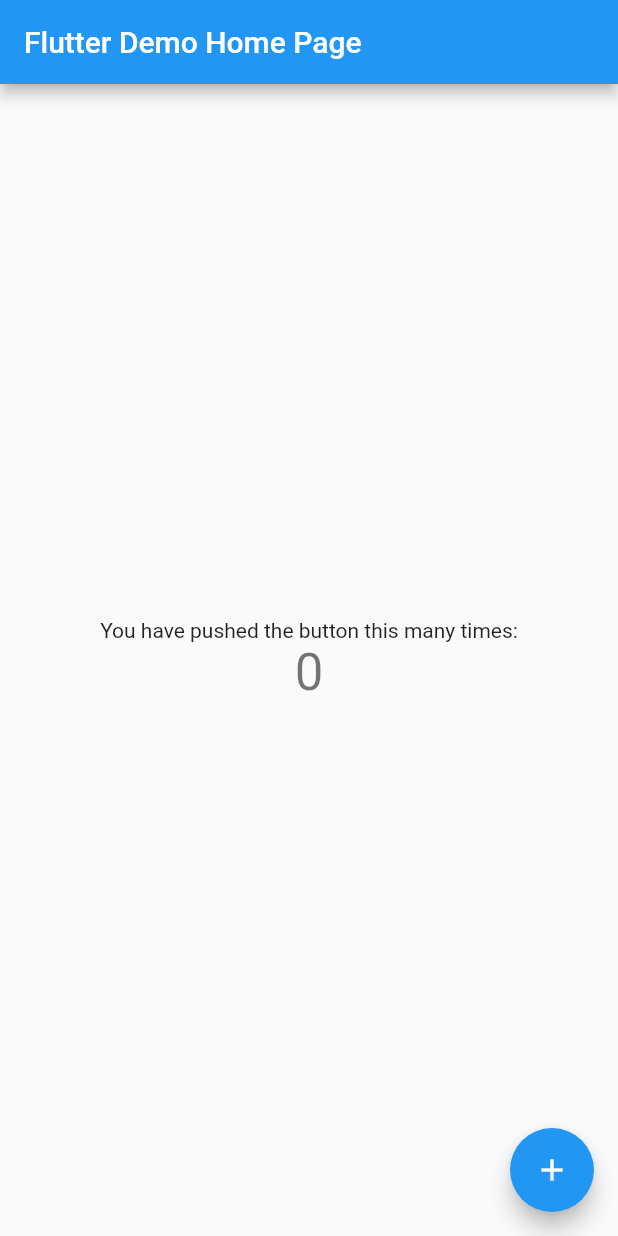
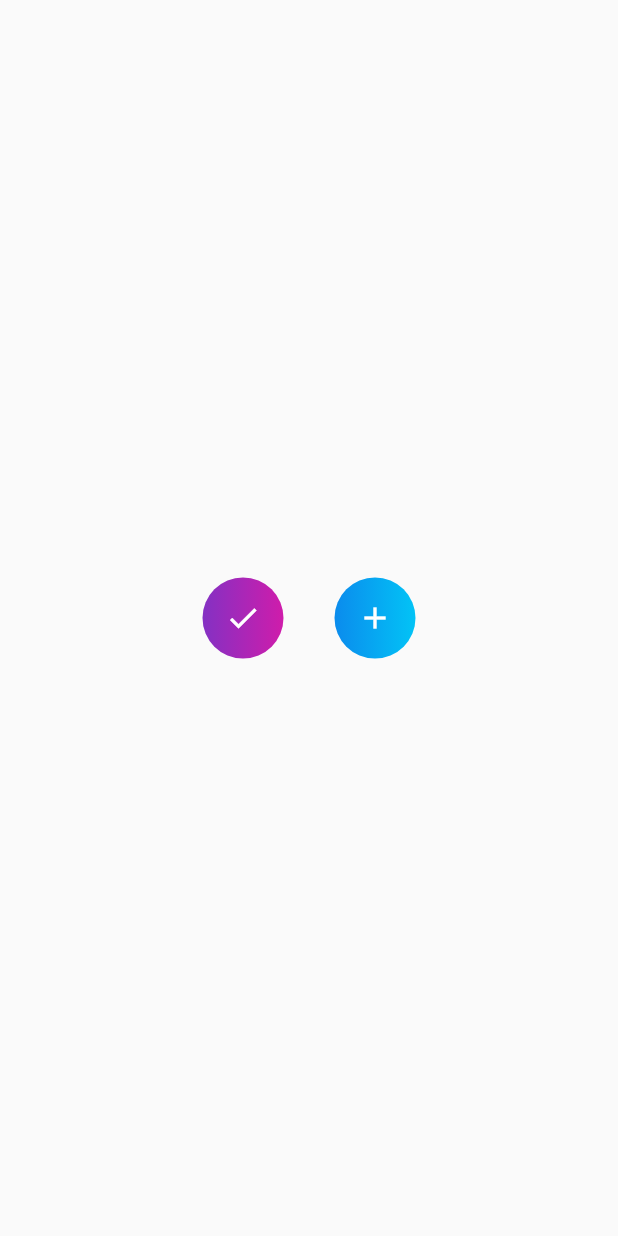
Before and after one commit to BashirYesufu/ToDo-Flutter, a Flutter app: the screen it shows after launch, on a phone screen of 412 x 824 dp. Run offline on Flutter 3.47's test engine with Material 2 defaults, Android fonts, the phone set to English and light mode, and no system bars.

Commit message:
Created a class for the gradient buttons

```diff
--- /dev/null
+++ b/kobo_todo_app/lib/gradient_button.dart
@@ -0,0 +1,34 @@
+import 'package:flutter/material.dart';
+
+class GradientButton extends StatelessWidget {
+  final Color color1;
+  final Color color2;
+  final IconData icon;
+  final Function()? action;
+  final double size;
+
+  const GradientButton({Key? key,
+    required this.color1,
+    required this.color2,
+    required this.icon,
+    this.action,
+    this.size = 15.0, }) : super(key: key);
+
+  @override
+  Widget build(BuildContext context) {
+    return Container(
+      decoration: ShapeDecoration(
+        shape: CircleBorder(),
+        gradient: LinearGradient(
+          colors: [color1, color2],
+        ),
+      ),
+      child: MaterialButton(
+        padding: EdgeInsets.all(size),
+        materialTapTargetSize: MaterialTapTargetSize.shrinkWrap,
+        child: Icon(icon, color: Colors.white,),
+        onPressed: action,
+      ),
+    );
+  }
+}
--- a/kobo_todo_app/lib/main.dart
+++ b/kobo_todo_app/lib/main.dart
@@ -1,115 +1,38 @@
 import 'package:flutter/material.dart';
+import 'gradient_button.dart';
 
-void main() {
-  runApp(const MyApp());
-}
+void main() => runApp(const TodoApp());
 
-class MyApp extends StatelessWidget {
-  const MyApp({Key? key}) : super(key: key);
+class TodoApp extends StatelessWidget {
+  const TodoApp({Key? key}) : super(key: key);
 
-  // This widget is the root of your application.
   @override
   Widget build(BuildContext context) {
     return MaterialApp(
-      title: 'Flutter Demo',
-      theme: ThemeData(
-        // This is the theme of your application.
-        //
-        // Try running your application with "flutter run". You'll see the
-        // application has a blue toolbar. Then, without quitting the app, try
-        // changing the primarySwatch below to Colors.green and then invoke
-        // "hot reload" (press "r" in the console where you ran "flutter run",
-        // or simply save your changes to "hot reload" in a Flutter IDE).
-        // Notice that the counter didn't reset back to zero; the application
-        // is not restarted.
-        primarySwatch: Colors.blue,
+      home: Scaffold(
+        body: Center(
+          child: Row(
+            mainAxisAlignment: MainAxisAlignment.center,
+            children: [
+
+              SizedBox(height: 30.0,),
+
+              GradientButton(
+                color1: Color(0xff6C37CB),
+                color2: Color(0xffE716A3),
+                icon: Icons.check,
+              ),
+
+              GradientButton(
+                color1: Color(0xff0D7AEA),
+                color2: Color(0xff00D5F9),
+                icon: Icons.add,
+              ),
+
+            ],
+          ),
+        ),
       ),
-      home: const MyHomePage(title: 'Flutter Demo Home Page'),
     );
   }
 }
-
-class MyHomePage extends StatefulWidget {
-  const MyHomePage({Key? key, required this.title}) : super(key: key);
-
-  // This widget is the home page of your application. It is stateful, meaning
-  // that it has a State object (defined below) that contains fields that affect
-  // how it looks.
-
-  // This class is the configuration for the state. It holds the values (in this
-  // case the title) provided by the parent (in this case the App widget) and
-  // used by the build method of the State. Fields in a Widget subclass are
-  // always marked "final".
-
-  final String title;
-
-  @override
-  State<MyHomePage> createState() => _MyHomePageState();
-}
-
-class _MyHomePageState extends State<MyHomePage> {
-  int _counter = 0;
-
-  void _incrementCounter() {
-    setState(() {
-      // This call to setState tells the Flutter framework that something has
-      // changed in this State, which causes it to rerun the build method below
-      // so that the display can reflect the updated values. If we changed
-      // _counter without calling setState(), then the build method would not be
-      // called again, and so nothing would appear to happen.
-      _counter++;
-    });
-  }
-
-  @override
-  Widget build(BuildContext context) {
-    // This method is rerun every time setState is called, for instance as done
-    // by the _incrementCounter method above.
-    //
-    // The Flutter framework has been optimized to make rerunning build methods
-    // fast, so that you can just rebuild anything that needs updating rather
-    // than having to individually change instances of widgets.
-    return Scaffold(
-      appBar: AppBar(
-        // Here we take the value from the MyHomePage object that was created by
-        // the App.build method, and use it to set our appbar title.
-        title: Text(widget.title),
-      ),
-      body: Center(
-        // Center is a layout widget. It takes a single child and positions it
-        // in the middle of the parent.
-        child: Column(
-          // Column is also a layout widget. It takes a list of children and
-          // arranges them vertically. By default, it sizes itself to fit its
-          // children horizontally, and tries to be as tall as its parent.
-          //
-          // Invoke "debug painting" (press "p" in the console, choose the
-          // "Toggle Debug Paint" action from the Flutter Inspector in Android
-          // Studio, or the "Toggle Debug Paint" command in Visual Studio Code)
-          // to see the wireframe for each widget.
-          //
-          // Column has various properties to control how it sizes itself and
-          // how it positions its children. Here we use mainAxisAlignment to
-          // center the children vertically; the main axis here is the vertical
-          // axis because Columns are vertical (the cross axis would be
-          // horizontal).
-          mainAxisAlignment: MainAxisAlignment.center,
-          children: <Widget>[
-            const Text(
-              'You have pushed the button this many times:',
-            ),
-            Text(
-              '$_counter',
-              style: Theme.of(context).textTheme.headline4,
-            ),
-          ],
-        ),
-      ),
-      floatingActionButton: FloatingActionButton(
-        onPressed: _incrementCounter,
-        tooltip: 'Increment',
-        child: const Icon(Icons.add),
-      ), // This trailing comma makes auto-formatting nicer for build methods.
-    );
-  }
-}
```
